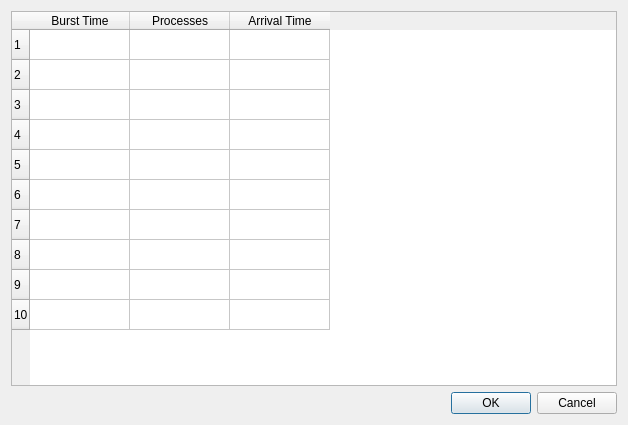
First picture: the form in Processes.ui, repository AhmedNasr7/OS-Scheduler, before the edit.
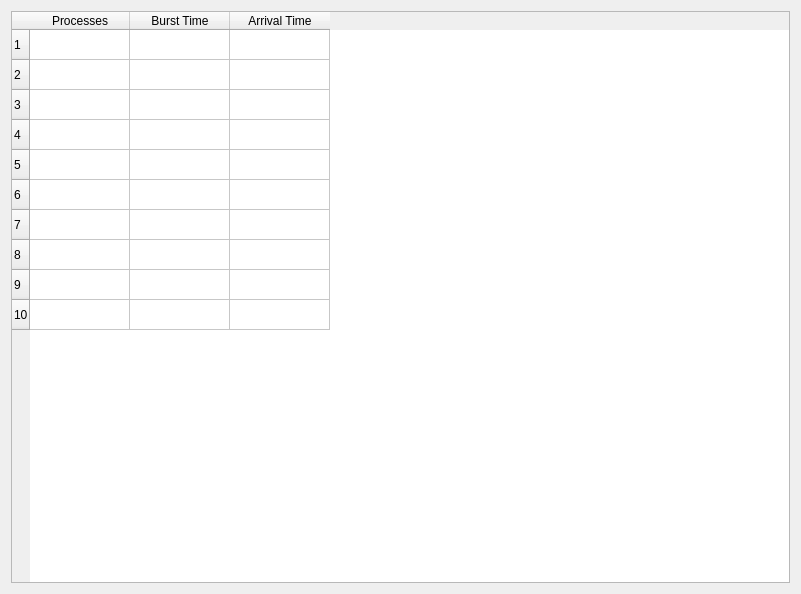
Second picture: the form after the edit.

Commit message: fix processes enrtry table

What changed in the file:
```diff
--- a/Processes.ui
+++ b/Processes.ui
@@ -6,8 +6,8 @@
    <rect>
     <x>0</x>
     <y>0</y>
-    <width>628</width>
-    <height>425</height>
+    <width>801</width>
+    <height>594</height>
    </rect>
   </property>
   <property name="minimumSize">
@@ -30,8 +30,8 @@
      </property>
      <property name="minimumSize">
       <size>
-       <width>328</width>
-       <height>0</height>
+       <width>500</width>
+       <height>400</height>
       </size>
      </property>
      <row>
@@ -84,38 +84,28 @@
        <string>10</string>
       </property>
      </row>
-     <column>
-      <property name="text">
-       <string>Burst Time</string>
-      </property>
-     </column>
      <column>
       <property name="text">
        <string>Processes</string>
       </property>
      </column>
+     <column>
+      <property name="text">
+       <string>Burst Time</string>
+      </property>
+     </column>
      <column>
       <property name="text">
        <string>Arrival Time</string>
       </property>
      </column>
-     <item row="9" column="0">
+     <item row="9" column="1">
       <property name="text">
        <string/>
       </property>
      </item>
     </widget>
    </item>
-   <item>
-    <widget class="QDialogButtonBox" name="ok">
-     <property name="orientation">
-      <enum>Qt::Horizontal</enum>
-     </property>
-     <property name="standardButtons">
-      <set>QDialogButtonBox::Cancel|QDialogButtonBox::Ok</set>
-     </property>
-    </widget>
-   </item>
   </layout>
  </widget>
  <resources/>
```
Left out of the diff: 37 changed lines with no effect on the pictures. The commit also changes 4 other files.
